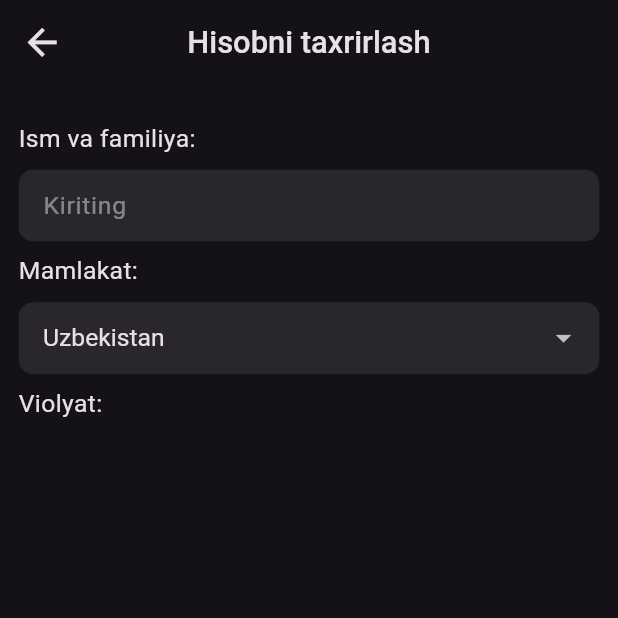
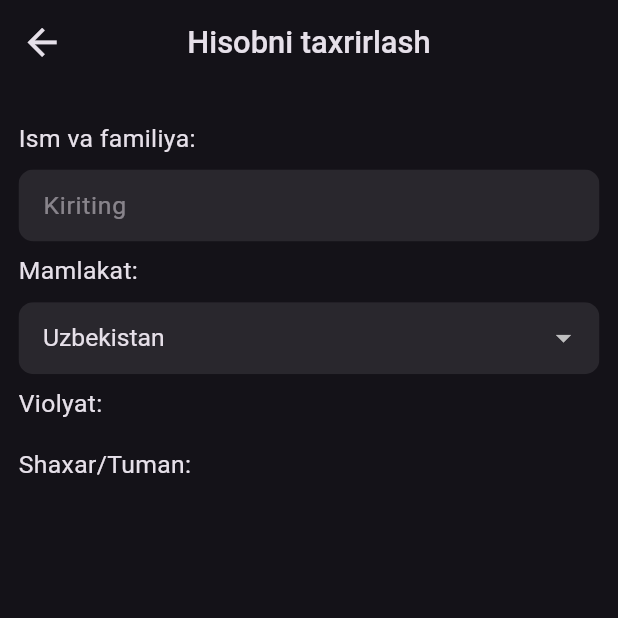
Before and after one commit to To-Rex/hicom, a Flutter app: the EditUser screen opened directly, on a phone screen of 412 x 824 dp, the top half of it. Run offline on Flutter 3.47's test engine with Material 3 defaults, Android fonts, the phone set to English and light mode, and no system bars; drawn by our look-alikes of pull_to_refresh; our stand-ins replace adaptive_theme, flutter_rating_bar, flutter_tabler_icons, get, get_storage, webview_flutter; missing offline and left inert: share_link; accounts and stored records are empty; network calls fail.

Commit message:
first commit

```diff
--- a/lib/pages/edit_user.dart
+++ b/lib/pages/edit_user.dart
@@ -129,6 +129,13 @@ class EditUser extends StatelessWidget {
                             ).toList(),
                           )
                       ),
+                    SizedBox(height: _getController.height.value * 0.01),
+                    Text('${'Shaxar/Tuman'.tr}:', style: TextStyle(color: Theme.of(context).colorScheme.onBackground, fontSize: _getController.width.value * 0.04)),
+                    SizedBox(height: _getController.height.value * 0.01),
+                    if (_getController.districtsModel.value.districts != null)
+                      ClipRRect(
+
+                      )
                   ]
                 )
               )
```
Lines whose indentation alone changed are shown as unchanged.
